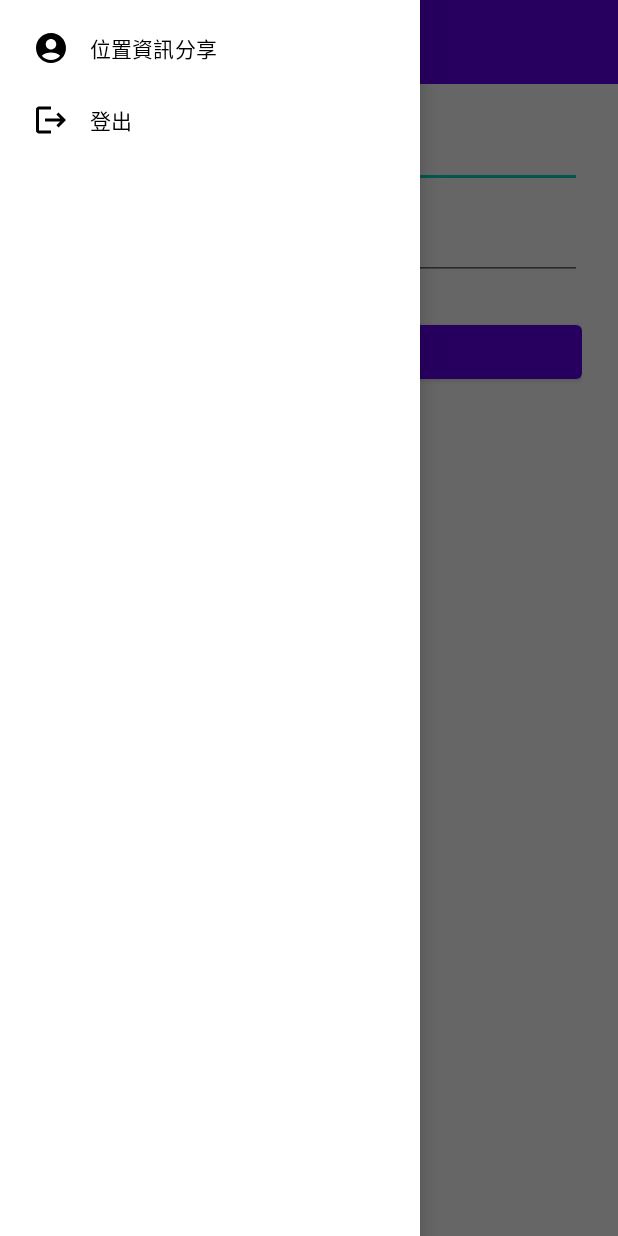
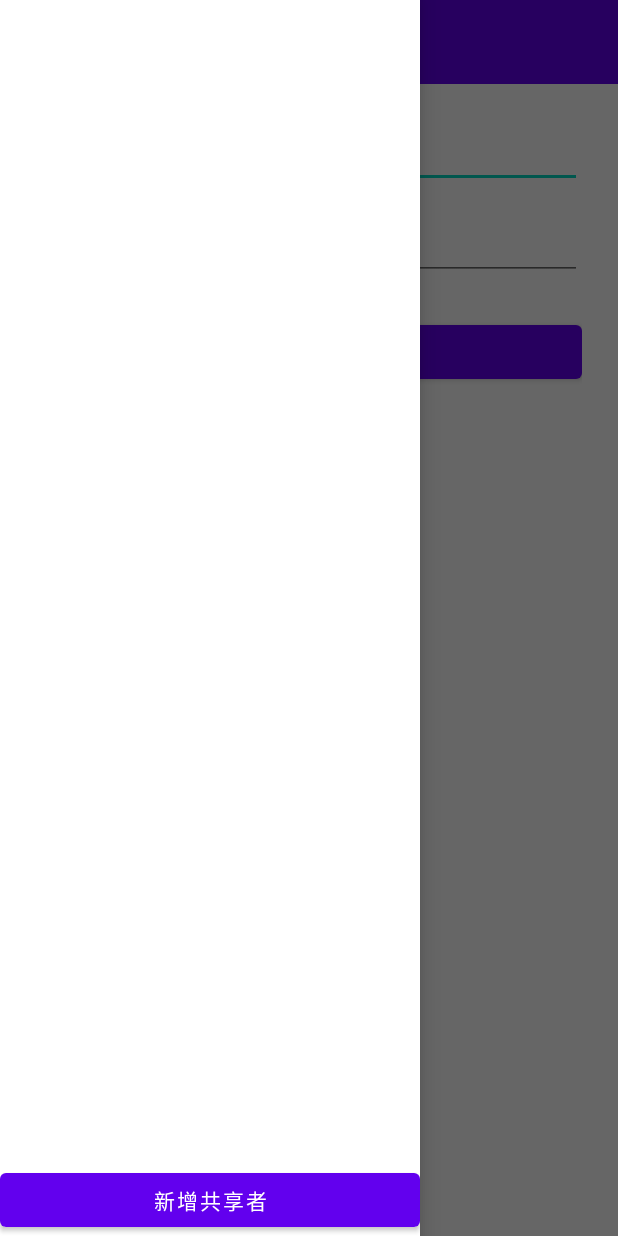
Before and after one commit to allenchu66/geofence_app, an Android app: the screen it shows after launch (MainActivity), with the side drawer open, on a phone screen of 412 x 824 dp. Run offline under Robolectric (Android 15) with nearby library versions, the phone set to English and light mode, and no system bars; our stand-ins replace Firebase (no records; nobody signed in at launch, a user with empty details on screens opened directly).

Commit message:
feat: implement sending share requests and updating shared status

```diff
--- a/app/src/main/java/com/allenchu66/geofenceapp/activity/MainActivity.kt
+++ b/app/src/main/java/com/allenchu66/geofenceapp/activity/MainActivity.kt
@@ -3,21 +3,35 @@ package com.allenchu66.geofenceapp.activity
 import android.Manifest
 import android.content.Intent
 import android.os.Bundle
+import android.text.InputType
+import android.util.Log
+import android.widget.Button
+import android.widget.EditText
 import android.widget.Toast
 import androidx.activity.enableEdgeToEdge
 import androidx.activity.result.contract.ActivityResultContracts
 import androidx.appcompat.app.ActionBarDrawerToggle
+import androidx.appcompat.app.AlertDialog
 import androidx.appcompat.app.AppCompatActivity
+import androidx.core.content.ContentProviderCompat.requireContext
 import androidx.core.content.ContextCompat
+import androidx.lifecycle.ViewModelProvider
 import androidx.navigation.fragment.NavHostFragment
+import androidx.recyclerview.widget.LinearLayoutManager
+import androidx.recyclerview.widget.RecyclerView
 import com.allenchu66.geofenceapp.R
+import com.allenchu66.geofenceapp.adapter.SharedUserAdapter
 import com.allenchu66.geofenceapp.databinding.ActivityMainBinding
+import com.allenchu66.geofenceapp.repository.SharedUserRepository
 import com.allenchu66.geofenceapp.service.LocationUpdateService
+import com.allenchu66.geofenceapp.viewModel.SharedUserViewModel
+import com.allenchu66.geofenceapp.viewModel.SharedUserViewModelFactory
 import com.google.firebase.auth.FirebaseAuth
 
 class MainActivity : AppCompatActivity() {
     private lateinit var binding: ActivityMainBinding
     private lateinit var drawerToggle: ActionBarDrawerToggle
+    private lateinit var viewModel: SharedUserViewModel
 
     private val locationPermissionLauncher = registerForActivityResult(
         ActivityResultContracts.RequestMultiplePermissions()
@@ -31,9 +45,18 @@ class MainActivity : AppCompatActivity() {
         binding = ActivityMainBinding.inflate(layoutInflater)
         setContentView(binding.root)
 
+        initViewModel()
         setupToolbarAndDrawer()
         navigateIfLoggedIn()
         requestLocationPermissions()
+    }
+
+    private fun initViewModel(){
+        val repository = SharedUserRepository()
+        val factory = SharedUserViewModelFactory(repository)
+        viewModel = ViewModelProvider(this, factory).get(SharedUserViewModel::class.java)
+
+        viewModel.loadSharedUsers()
     }
 
     private fun setupToolbarAndDrawer() {
@@ -48,6 +71,50 @@ class MainActivity : AppCompatActivity() {
         )
         binding.drawerLayout.addDrawerListener(drawerToggle)
         drawerToggle.syncState()
+
+        val navView = binding.navView
+        val customDrawerView = layoutInflater.inflate(R.layout.drawer_content, navView, false)
+        navView.removeAllViews()
+        navView.addView(customDrawerView)
+
+        val adapter = SharedUserAdapter(emptyList()) { user ->
+            when (user.status) {
+                "pending" -> {
+                    // 接受邀請（自己被邀請的人）
+                    viewModel.updateShareStatus(user.email, "shared")
+                }
+                "waiting" -> {
+                    // 自己取消邀請對方
+                    viewModel.updateShareStatus(user.email, "cancelled")
+                }
+                "shared" -> {
+                    // 雙方停止共享
+                    viewModel.updateShareStatus(user.email, "none")
+                }
+                "declined", "cancelled", "none" -> {
+                    // 重新邀請
+                    viewModel.sendShareRequest(user.email)
+                }
+            }
+        }
+
+        val recyclerView = customDrawerView.findViewById<RecyclerView>(R.id.share_user_recyclerView)
+        recyclerView.adapter = adapter
+        recyclerView.layoutManager = LinearLayoutManager(this)
+
+        viewModel.sharedUsers.observe(this) { userList ->
+            adapter.updateList(userList)
+        }
+
+        viewModel.shareResult.observe(this){ (success, message) ->
+            Toast.makeText(this, message, Toast.LENGTH_SHORT).show()
+        }
+
+        val btn_add_shared_user = customDrawerView.findViewById<Button>(R.id.btn_add_shared_user)
+        btn_add_shared_user.setOnClickListener{
+            showAddSharedUserDialog()
+        }
+
     }
 
     private fun navigateIfLoggedIn() {
@@ -96,4 +163,25 @@ class MainActivity : AppCompatActivity() {
             startActivity(intent)
         }
     }
+
+    private fun showAddSharedUserDialog() {
+        val input = EditText(this).apply {
+            hint = "Enter friend's email"
+            inputType = InputType.TYPE_TEXT_VARIATION_EMAIL_ADDRESS
+        }
+
+        AlertDialog.Builder(this)
+            .setTitle("Add Shared User")
+            .setView(input)
+            .setPositiveButton("Send") { _, _ ->
+                val email = input.text.toString().trim()
+                if (email.isNotEmpty()) {
+                    viewModel.sendShareRequest(email)
+                } else {
+                    Toast.makeText(this, "Email cannot be empty", Toast.LENGTH_SHORT).show()
+                }
+            }
+            .setNegativeButton("Cancel", null)
+            .show()
+    }
 }
--- /dev/null
+++ b/app/src/main/java/com/allenchu66/geofenceapp/viewModel/SharedUserViewModel.kt
@@ -0,0 +1,34 @@
+package com.allenchu66.geofenceapp.viewModel
+
+import androidx.lifecycle.LiveData
+import androidx.lifecycle.MutableLiveData
+import androidx.lifecycle.ViewModel
+import com.allenchu66.geofenceapp.model.SharedUser
+import com.allenchu66.geofenceapp.repository.SharedUserRepository
+
+class SharedUserViewModel(private val repository: SharedUserRepository) : ViewModel() {
+
+    private val _sharedUsers = MutableLiveData<List<SharedUser>>()
+    val sharedUsers: LiveData<List<SharedUser>> = _sharedUsers
+
+    private val _shareResult = MutableLiveData<Pair<Boolean, String>>()
+    val shareResult: LiveData<Pair<Boolean, String>> get() = _shareResult
+
+    fun loadSharedUsers() {
+        repository.getSharedUsers { users ->
+            _sharedUsers.value = users
+        }
+    }
+
+    fun updateShareStatus(email: String, status: String) {
+        repository.updateShareStatusByEmail(email, status){
+            loadSharedUsers()
+        }
+    }
+
+    fun sendShareRequest(email: String) {
+        repository.sendShareRequestByEmail(email) { success, message ->
+            _shareResult.postValue(Pair(success, message))
+        }
+    }
+}
--- /dev/null
+++ b/app/src/main/java/com/allenchu66/geofenceapp/viewModel/SharedUserViewModelFactory.kt
@@ -0,0 +1,11 @@
+package com.allenchu66.geofenceapp.viewModel
+
+import androidx.lifecycle.ViewModel
+import androidx.lifecycle.ViewModelProvider
+import com.allenchu66.geofenceapp.repository.SharedUserRepository
+
+class SharedUserViewModelFactory(private val repository: SharedUserRepository) : ViewModelProvider.Factory {
+    override fun <T : ViewModel> create(modelClass: Class<T>): T {
+        return SharedUserViewModel(repository) as T
+    }
+}
--- /dev/null
+++ b/app/src/main/res/drawable/circle_background.xml
@@ -0,0 +1,5 @@
+<?xml version="1.0" encoding="utf-8"?>
+<shape xmlns:android="http://schemas.android.com/apk/res/android"
+    android:shape="oval">
+    <solid android:color="#CCCCCC" />
+</shape>
--- /dev/null
+++ b/app/src/main/res/drawable/ic_default_avatar.xml
@@ -0,0 +1,5 @@
+<vector xmlns:android="http://schemas.android.com/apk/res/android" android:height="24dp" android:tint="#FFFFFF" android:viewportHeight="24" android:viewportWidth="24" android:width="24dp">
+
+    <path android:fillColor="@android:color/white" android:pathData="M12,2C6.48,2 2,6.48 2,12s4.48,10 10,10s10,-4.48 10,-10S17.52,2 12,2zM12,6c1.93,0 3.5,1.57 3.5,3.5S13.93,13 12,13s-3.5,-1.57 -3.5,-3.5S10.07,6 12,6zM12,20c-2.03,0 -4.43,-0.82 -6.14,-2.88C7.55,15.8 9.68,15 12,15s4.45,0.8 6.14,2.12C16.43,19.18 14.03,20 12,20z"/>
+
+</vector>
--- a/app/src/main/res/layout/activity_main.xml
+++ b/app/src/main/res/layout/activity_main.xml
@@ -32,9 +32,10 @@
 
     <com.google.android.material.navigation.NavigationView
         android:id="@+id/nav_view"
-        android:layout_width="wrap_content"
+        android:layout_width="280dp"
         android:layout_height="match_parent"
         android:layout_gravity="start"
-        app:menu="@menu/drawer_menu" />
+        app:headerLayout="@layout/drawer_content"
+        app:menu="@null" />
 
 </androidx.drawerlayout.widget.DrawerLayout>
--- /dev/null
+++ b/app/src/main/res/layout/drawer_content.xml
@@ -0,0 +1,18 @@
+<?xml version="1.0" encoding="utf-8"?>
+<LinearLayout
+    xmlns:android="http://schemas.android.com/apk/res/android"
+    android:layout_width="match_parent"
+    android:layout_height="match_parent"
+    android:orientation="vertical">
+    <androidx.recyclerview.widget.RecyclerView
+        android:id="@+id/share_user_recyclerView"
+        android:layout_width="match_parent"
+        android:layout_height="0dp"
+        android:layout_weight="1"/>
+
+    <Button
+        android:id="@+id/btn_add_shared_user"
+        android:layout_width="match_parent"
+        android:layout_height="wrap_content"
+        android:text="新增共享者"/>
+</LinearLayout>
```
Also changed, not shown: app/src/main/java/com/allenchu66/geofenceapp/adapter/SharedUserAdapter.kt (added, +66 -0 lines), app/src/main/java/com/allenchu66/geofenceapp/fragment/LoginFragment.kt (+25 -0 lines), app/src/main/java/com/allenchu66/geofenceapp/model/SharedUser.kt (added, +7 -0 lines), app/src/main/java/com/allenchu66/geofenceapp/repository/SharedUserRepository.kt (added, +120 -0 lines), app/src/main/res/layout/shared_user_item.xml (added, +55 -0 lines).
